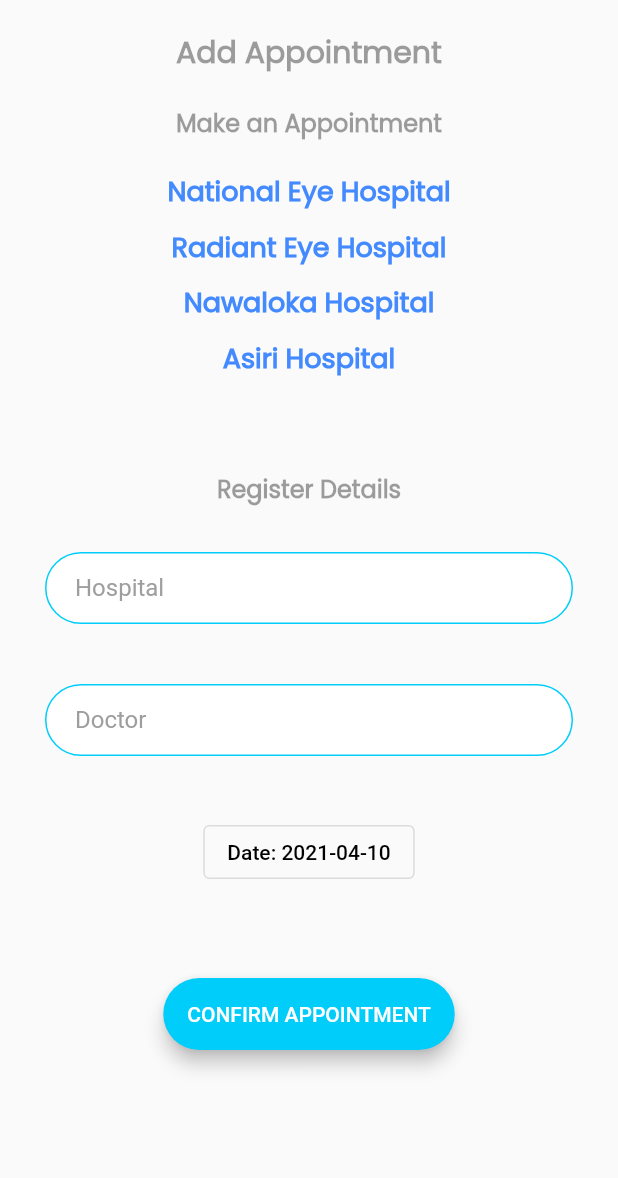
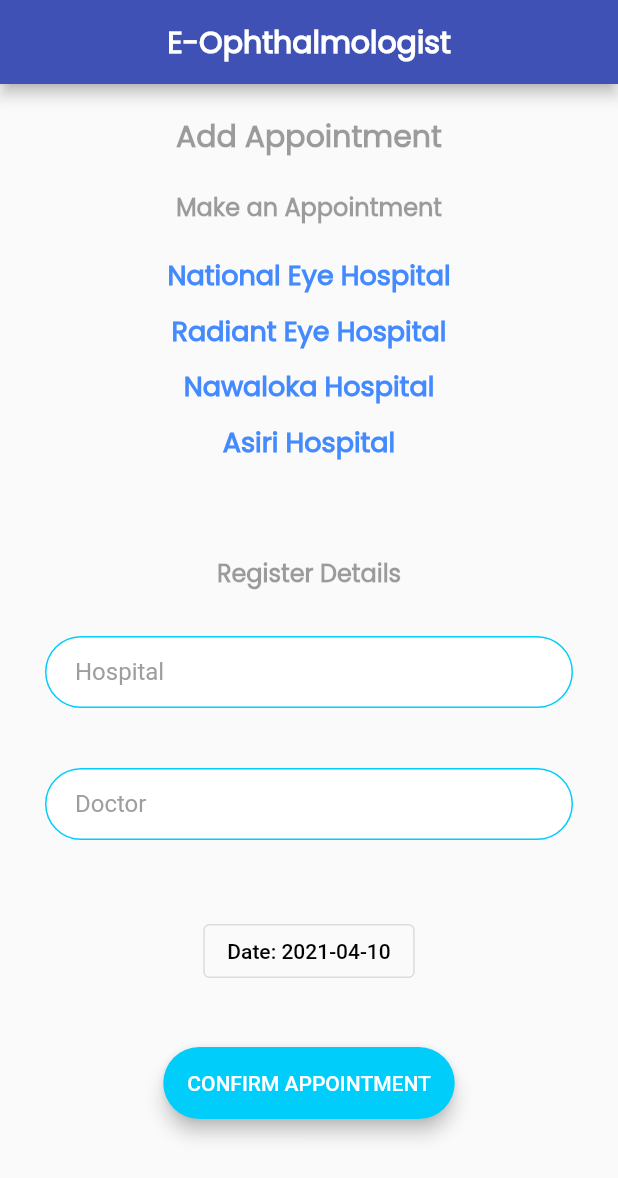
Before and after one commit to Ammar-Raneez/E-Ophthalmologist_UI, a Flutter app: the AddAppointmentScreen screen opened by its route, on a phone screen of 412 x 824 dp. Shown: the top 1178 px of the screen. Run offline on Flutter 3.47's test engine with Material 2 defaults, Android fonts, the phone set to English and light mode, and no system bars; our stand-ins replace cached_network_image, cloud_firestore, dio, firebase_auth, firebase_core, firebase_storage and 4 more; accounts and stored records are empty.

Commit message:
styled add report and add appointment a bit

```diff
--- a/lib/screens/add_appointment_screen.dart
+++ b/lib/screens/add_appointment_screen.dart
@@ -106,6 +106,16 @@
   Widget build(BuildContext context) {
     return SafeArea(
       child: Scaffold(
+        appBar: AppBar(
+          automaticallyImplyLeading: false,
+          title: Center(
+            child: Text(
+              "E-Ophthalmologist",
+              style: kTextStyle.copyWith(fontSize: 20.0, color: Colors.white),
+            ),
+          ),
+          backgroundColor: Colors.indigo,
+        ),
         body: SingleChildScrollView(
           child: Padding(
             padding: const EdgeInsets.all(20.0),
@@ -137,7 +147,7 @@
                 kTextField(_doctorController, (value) => doctor = value,
                     "Doctor", TextInputType.text),
                 SizedBox(
-                  height: 20,
+                  height: 30,
                 ),
                 Padding(
                   padding: const EdgeInsets.all(10.0),
@@ -165,7 +175,7 @@
                   ),
                 ),
                 SizedBox(
-                  height: 50,
+                  height: 30,
                 ),
                 RoundedButton(
                   onPressed: () async {
```
Also changed, not shown: lib/screens/add_report_screen.dart (+12 -2 lines).
